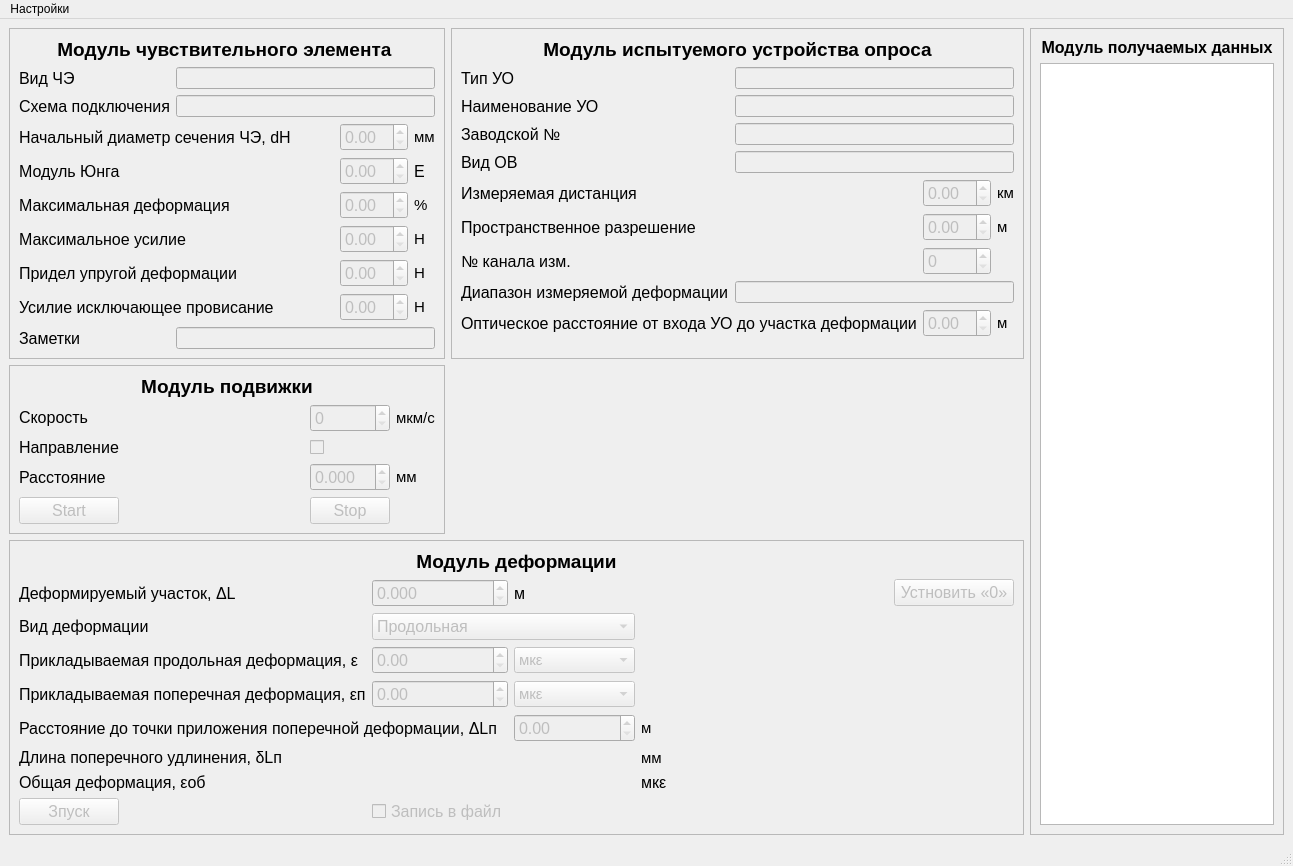
fosghen/DeformationSternd, file form.ui: the form before one commit.
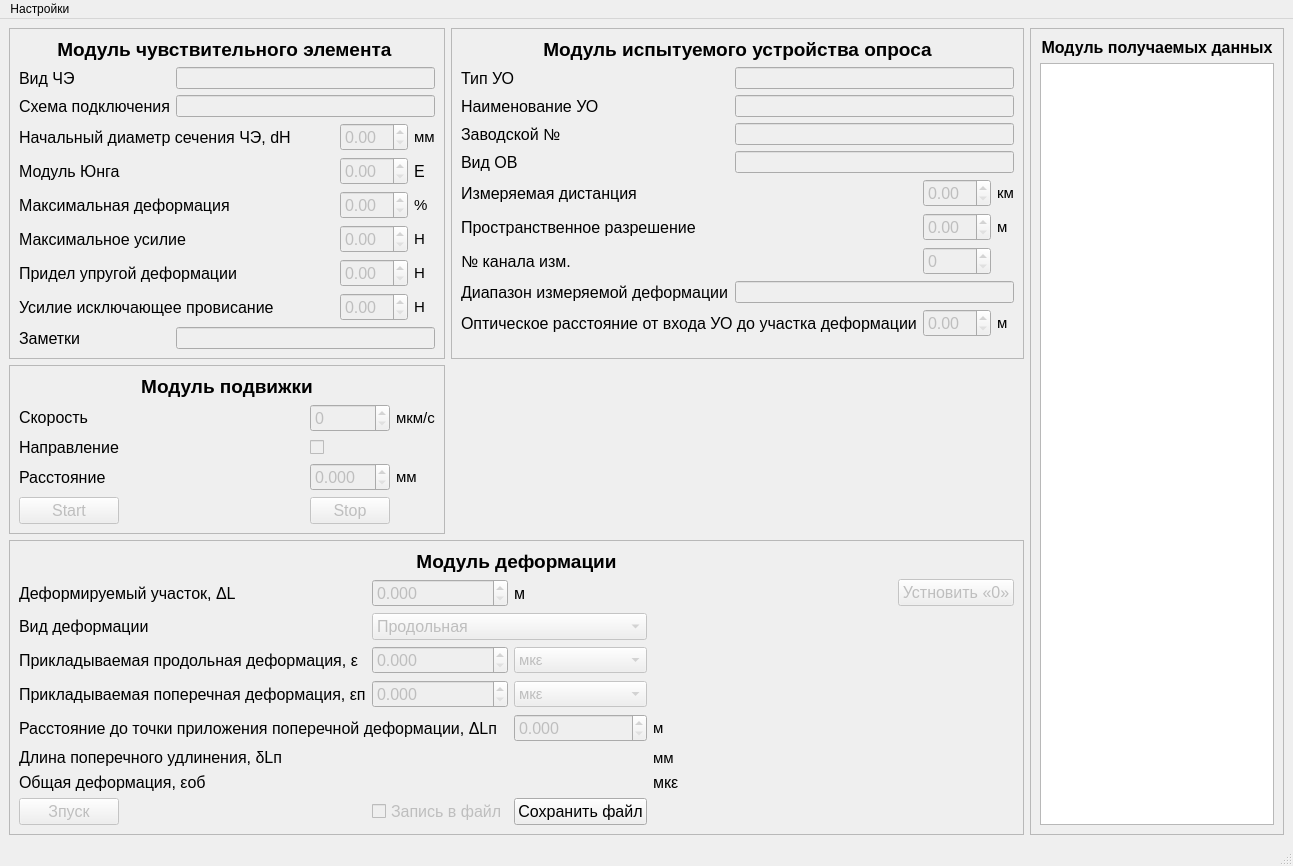
The form after the commit.

What changed in the file:
```diff
--- a/form.ui
+++ b/form.ui
@@ -122,6 +122,12 @@
              <property name="enabled">
               <bool>false</bool>
              </property>
+             <property name="decimals">
+              <number>3</number>
+             </property>
+             <property name="maximum">
+              <double>1000.000000000000000</double>
+             </property>
             </widget>
            </item>
            <item row="3" column="2">
@@ -199,6 +205,12 @@
              <property name="enabled">
               <bool>false</bool>
              </property>
+             <property name="decimals">
+              <number>3</number>
+             </property>
+             <property name="maximum">
+              <double>1000.000000000000000</double>
+             </property>
             </widget>
            </item>
            <item row="5" column="3">
@@ -279,6 +291,12 @@
                <pointsize>12</pointsize>
               </font>
              </property>
+             <property name="decimals">
+              <number>3</number>
+             </property>
+             <property name="maximum">
+              <double>1000.000000000000000</double>
+             </property>
             </widget>
            </item>
            <item row="6" column="0">
@@ -436,6 +454,13 @@
              </property>
             </widget>
            </item>
+           <item row="8" column="2">
+            <widget class="QPushButton" name="pbutton_save_file">
+             <property name="text">
+              <string>Сохранить файл</string>
+             </property>
+            </widget>
+           </item>
           </layout>
          </widget>
         </item>
```
Left out of the diff: 3 changed lines with no effect on the pictures.
